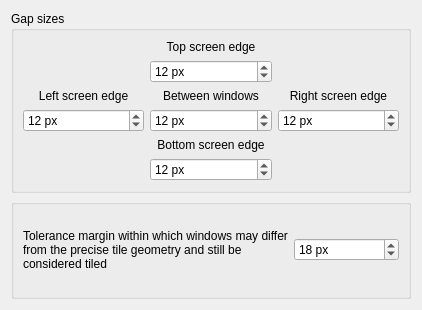
This is contents/ui/config.ui in nclarius/tile-gaps as Qt 5 draws it before an edit. The edited form follows.
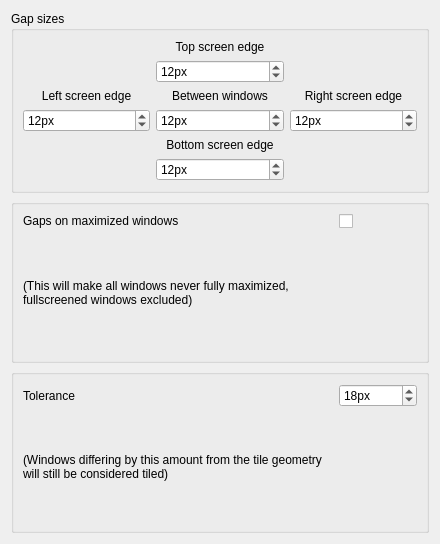
This is the edited form.

Commit message: add option to gap maximized windows

Diff of the .ui file:
```diff
--- a/contents/ui/config.ui
+++ b/contents/ui/config.ui
@@ -7,7 +7,7 @@
     <x>0</x>
     <y>0</y>
     <width>422</width>
-    <height>310</height>
+    <height>544</height>
    </rect>
   </property>
   <property name="windowTitle">
@@ -73,7 +73,7 @@
       <item row="1" column="3">
        <widget class="QSpinBox" name="kcfg_gapTop">
         <property name="suffix">
-         <string> px</string>
+         <string>px</string>
         </property>
         <property name="maximum">
          <number>999</number>
@@ -86,7 +86,7 @@
       <item row="4" column="0">
        <widget class="QSpinBox" name="kcfg_gapLeft">
         <property name="suffix">
-         <string> px</string>
+         <string>px</string>
         </property>
         <property name="maximum">
          <number>999</number>
@@ -99,7 +99,7 @@
       <item row="4" column="3">
        <widget class="QSpinBox" name="kcfg_gapMid">
         <property name="suffix">
-         <string> px</string>
+         <string>px</string>
         </property>
         <property name="maximum">
          <number>999</number>
@@ -112,7 +112,7 @@
       <item row="4" column="4">
        <widget class="QSpinBox" name="kcfg_gapRight">
         <property name="suffix">
-         <string> px</string>
+         <string>px</string>
         </property>
         <property name="maximum">
          <number>999</number>
@@ -125,7 +125,7 @@
       <item row="6" column="3">
        <widget class="QSpinBox" name="kcfg_gapBottom">
         <property name="suffix">
-         <string> px</string>
+         <string>px</string>
         </property>
         <property name="maximum">
          <number>999</number>
@@ -139,12 +139,69 @@
     </widget>
    </item>
    <item>
-    <widget class="QGroupBox" name="groupBox">
+    <widget class="QGroupBox" name="groupBox_2">
      <layout class="QGridLayout" name="gridLayout_2">
       <item row="0" column="0">
+       <widget class="QLabel" name="includeMaximized">
+        <property name="text">
+         <string>&lt;html&gt;&lt;head/&gt;&lt;body&gt;&lt;p&gt;Gaps on maximized windows&lt;/p&gt;&lt;/body&gt;&lt;/html&gt;</string>
+        </property>
+        <property name="wordWrap">
+         <bool>true</bool>
+        </property>
+       </widget>
+      </item>
+      <item row="0" column="1">
+       <widget class="QCheckBox" name="kcfg_includeMaximized">
+        <property name="minimumSize">
+         <size>
+          <width>78</width>
+          <height>0</height>
+         </size>
+        </property>
+        <property name="maximumSize">
+         <size>
+          <width>78</width>
+          <height>16777215</height>
+         </size>
+        </property>
+        <property name="checked">
+         <bool>false</bool>
+        </property>
+       </widget>
+      </item>
+      <item row="1" column="0">
+       <widget class="QLabel" name="includeMaximizedInfo">
+        <property name="minimumSize">
+         <size>
+          <width>310</width>
+          <height>0</height>
+         </size>
+        </property>
+        <property name="maximumSize">
+         <size>
+          <width>310</width>
+          <height>16777215</height>
+         </size>
+        </property>
+        <property name="text">
+         <string>&lt;html&gt;&lt;head/&gt;&lt;body&gt;&lt;p&gt;(This will make all windows never fully maximized,&lt;br/&gt;fullscreened windows excluded)&lt;/p&gt;&lt;/body&gt;&lt;/html&gt;</string>
+        </property>
+        <property name="wordWrap">
+         <bool>true</bool>
+        </property>
+       </widget>
+      </item>
+     </layout>
+    </widget>
+   </item>
+   <item>
+    <widget class="QGroupBox" name="groupBox_3">
+     <layout class="QGridLayout" name="gridLayout_3">
+      <item row="0" column="0">
        <widget class="QLabel" name="tolerance">
         <property name="text">
-         <string>Tolerance margin within which windows may differ from the precise tile geometry and still be considered tiled</string>
+         <string>Tolerance</string>
         </property>
         <property name="wordWrap">
          <bool>true</bool>
@@ -153,8 +210,14 @@
       </item>
       <item row="0" column="1">
        <widget class="QSpinBox" name="kcfg_tolerance">
+        <property name="minimumSize">
+         <size>
+          <width>78</width>
+          <height>0</height>
+         </size>
+        </property>
         <property name="suffix">
-         <string> px</string>
+         <string>px</string>
         </property>
         <property name="maximum">
          <number>999</number>
@@ -164,6 +227,28 @@
         </property>
        </widget>
       </item>
+      <item row="1" column="0">
+       <widget class="QLabel" name="toleranceInfo">
+        <property name="minimumSize">
+         <size>
+          <width>310</width>
+          <height>0</height>
+         </size>
+        </property>
+        <property name="maximumSize">
+         <size>
+          <width>310</width>
+          <height>16777215</height>
+         </size>
+        </property>
+        <property name="text">
+         <string>&lt;html&gt;&lt;head/&gt;&lt;body&gt;(Windows differing by this amount from the tile geometry will still be considered tiled)&lt;/body&gt;&lt;/html&gt;</string>
+        </property>
+        <property name="wordWrap">
+         <bool>true</bool>
+        </property>
+       </widget>
+      </item>
      </layout>
     </widget>
    </item>
```
The commit also changes 5 other files.
